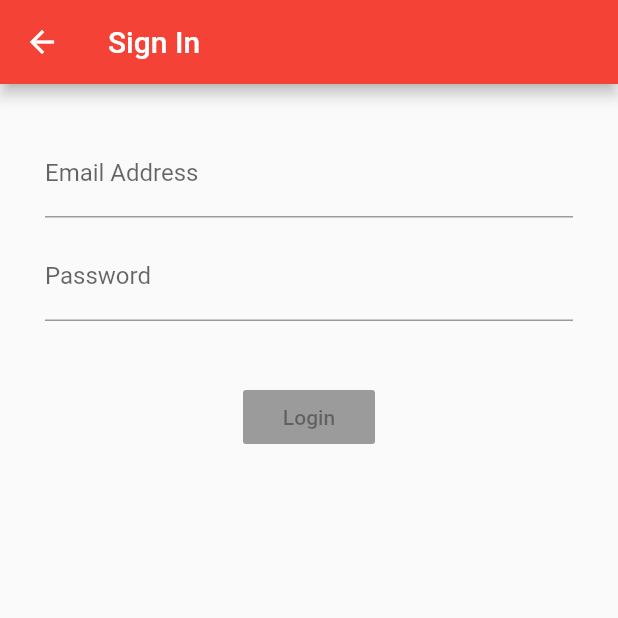
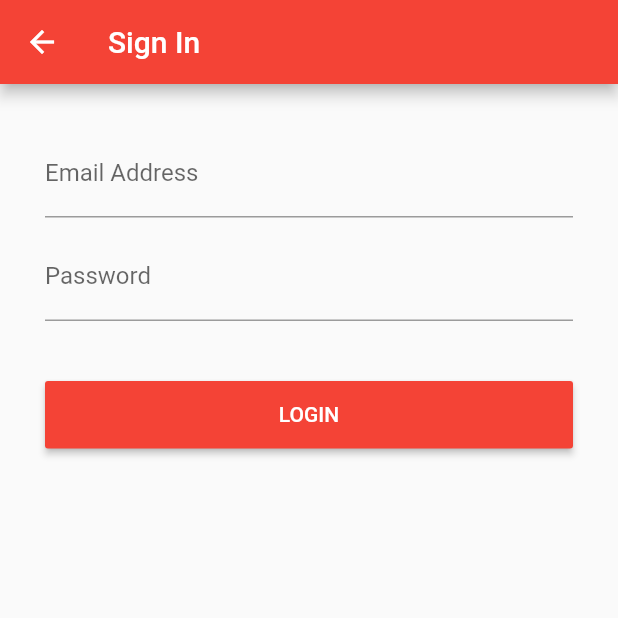
Before and after one commit to rkostritsyn/flutter_app_demo, a Flutter app: the Account screen opened directly, after a tap on "SIGN IN OR CREATE ACCOUNT", on a phone screen of 412 x 824 dp, the top half of it. Run offline on Flutter 3.47's test engine with Material 2 defaults, Android fonts, the light colour scheme and no system bars; our stand-ins replace rxdart.

Commit message:
stubble version

```diff
--- a/lib/account/account.dart
+++ b/lib/account/account.dart
@@ -1,4 +1,5 @@
 import 'package:flutter/material.dart';
+import 'package:flutter_app_demo/sign_in/blocs/sign_in_provider.dart';
 import 'package:flutter_app_demo/sign_in/screens/login_screen.dart';
 
 class Account extends StatelessWidget {
@@ -26,8 +27,20 @@ class UserWidget extends StatefulWidget {
 }
 
 class NonSignInState extends State<StatefulWidget> {
+  String userName = 'Hi there!';
+  String buttonName = 'SIGN IN OR CREATE ACCOUNT';
+
+  void _updateState(String login) {
+    setState(() {
+      userName = login;
+      buttonName = 'SIGN OUT';
+    });
+  }
+
   @override
   Widget build(BuildContext context) {
+    var signInBlock = SignInProvider.of(context);
+    signInBlock.userLogin.listen((login) => _updateState);
     return
       Container(
         padding: EdgeInsets.symmetric(horizontal: 10),
@@ -36,7 +49,7 @@ class NonSignInState extends State<StatefulWidget> {
             mainAxisAlignment: MainAxisAlignment.spaceEvenly,
             crossAxisAlignment: CrossAxisAlignment.center,
             children: <Widget>[
-              Text('Hi there!'),
+              Text(userName),
               new RaisedButton(onPressed: () => _signIn(context),
                 color: Colors.red,
                 child: Container(
--- a/lib/app/main.dart
+++ b/lib/app/main.dart
@@ -131,7 +131,7 @@ class _DashboardScreenState extends State<DashboardScreen> {
                   color:Colors.black54,
                 ),
                 title: new Text(
-                  "Accaunt",
+                  "Account",
                   style: new TextStyle(
                     color:Colors.black54,
                   ),
--- a/lib/bag/cart_button.dart
+++ b/lib/bag/cart_button.dart
@@ -73,7 +73,6 @@ class CartButtonState extends State<CartButton>
           ],
         ),
         onPressed: widget.onPressed);
-
   }
 
   @override
--- a/lib/sign_in/blocs/sign_in_bloc.dart
+++ b/lib/sign_in/blocs/sign_in_bloc.dart
@@ -2,16 +2,17 @@ import 'dart:async';
 import 'validator.dart';
 import 'package:rxdart/rxdart.dart';
 
-class StateSignInBloc extends Object with Validator {
-  /*final _emailController = StreamController<
-      String>.broadcast(); //Since we will only be dealing with string data
-  final _passwordController = StreamController<
-      String>.broadcast(); //A StreamController by default makes a "Single-subscription" stream.
-  */
+class SignInBloc extends Object with Validator {
+//  final _emailController = StreamController<
+//      String>.broadcast(); //Since we will only be dealing with string data
+//  final _passwordController = StreamController<
+//      String>.broadcast(); //A StreamController by default makes a "Single-subscription" stream.
+
   //Private fields
-  final _emailController = BehaviorSubject<
-      String>(); //RxDart's implementation of StreamController. Broadcast stream by default
+  final _emailController = BehaviorSubject<String>(); //RxDart's implementation of StreamController. Broadcast stream by default
   final _passwordController = BehaviorSubject<String>();
+
+  final _userLoginController = BehaviorSubject<String>();
 
   //Retreive data from the stream
   Stream<String> get emailStream => _emailController.stream
@@ -27,12 +28,9 @@ class StateSignInBloc extends Object with Validator {
   Function(String) get updateEmail => _emailController.sink.add;
   Function(String) get updatePassword => _passwordController.sink.add;
 
-  /*
-  submit() {
-    final validEmail = _emailController.value;
-    final validPassword = _passwordController.value;
+  void successfulLogin() => _userLoginController.add(_emailController.value);
 
-  } */
+  ValueObservable<String> get userLogin => _userLoginController.shareValue(seedValue: 'Hi there!');
 
   dispose() {
     _emailController.close();
--- a/lib/sign_in/blocs/sign_in_provider.dart
+++ b/lib/sign_in/blocs/sign_in_provider.dart
@@ -2,7 +2,7 @@ import 'package:flutter/material.dart';
 import 'sign_in_bloc.dart';
 
 class SignInProvider extends InheritedWidget {
-  final signInBloc = StateSignInBloc();
+  final signInBloc = SignInBloc();
 
   //Take the LoginScreen Widget and push it to the InheritedWidget super class
   SignInProvider({Key key, Widget child})
@@ -11,7 +11,7 @@ class SignInProvider extends InheritedWidget {
   @override
   bool updateShouldNotify(_) => true;
 
-  static StateSignInBloc of(BuildContext context) {
+  static SignInBloc of(BuildContext context) {
     return (context.inheritFromWidgetOfExactType(SignInProvider)
             as SignInProvider)
         .signInBloc;
--- a/lib/sign_in/screens/login_screen.dart
+++ b/lib/sign_in/screens/login_screen.dart
@@ -23,14 +23,19 @@ class LoginScreen extends StatelessWidget {
             SizedBox(
               height: 40.0,
             ),
-            loginButton(stateMgmtBloc),
+            Container(
+              constraints: const BoxConstraints.expand(height: 45),
+              child:
+              loginButton(stateMgmtBloc, context),
+            )
+
           ],
         ),
       ),
     );
   }
 
-  Widget emailField(StateSignInBloc stateMgmtBloc) {
+  Widget emailField(SignInBloc stateMgmtBloc) {
     return StreamBuilder(
       stream: stateMgmtBloc.emailStream,
       builder: (BuildContext context, AsyncSnapshot<dynamic> snapshot) {
@@ -50,7 +55,7 @@ class LoginScreen extends StatelessWidget {
     );
   }
 
-  Widget passwordField(StateSignInBloc stateMgmtBloc) {
+  Widget passwordField(SignInBloc stateMgmtBloc) {
     return StreamBuilder(
       stream: stateMgmtBloc.passwordStream,
       builder: (BuildContext context, AsyncSnapshot<dynamic> snapshot) {
@@ -67,19 +72,24 @@ class LoginScreen extends StatelessWidget {
     );
   }
 
-  Widget loginButton(StateSignInBloc stateMgmtBloc) {
+  Widget loginButton(SignInBloc stateMgmtBloc, BuildContext context) {
     return StreamBuilder(
       stream: stateMgmtBloc.submitValid,
       builder: (BuildContext context, AsyncSnapshot<dynamic> snapshot) {
         return RaisedButton(
-          child: Text('Login'),
+          child: Text('LOGIN',
+              style: TextStyle(color: Colors.white)),
           color: Colors.red,
-          onPressed: snapshot.hasData
-              ? () => Navigator.pushNamed(context,
-                  "/secondscreen") //If both email and password are valid, enable login button. Navigate to second screen when user presses the login button
-              : null, //Disable the button if there is an error
+          onPressed: () => login(snapshot, context)
         );
       },
     );
   }
+
+  void login(AsyncSnapshot<dynamic> snapshot, BuildContext context) {
+    final signInBloc = SignInProvider.of(context);
+    signInBloc.successfulLogin();
+    Navigator.pop(context, []);
+  }
+
 }
```
Also changed, not shown: lib/sign_in/screens/second_screen.dart (deleted, +0 -31 lines).
